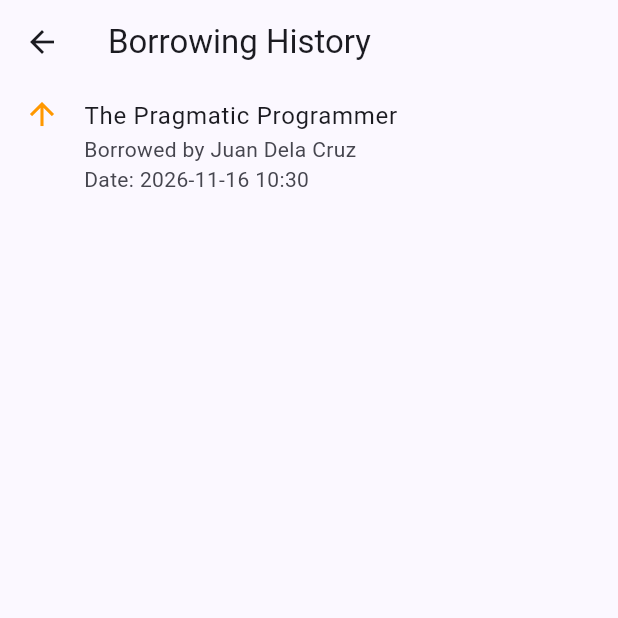
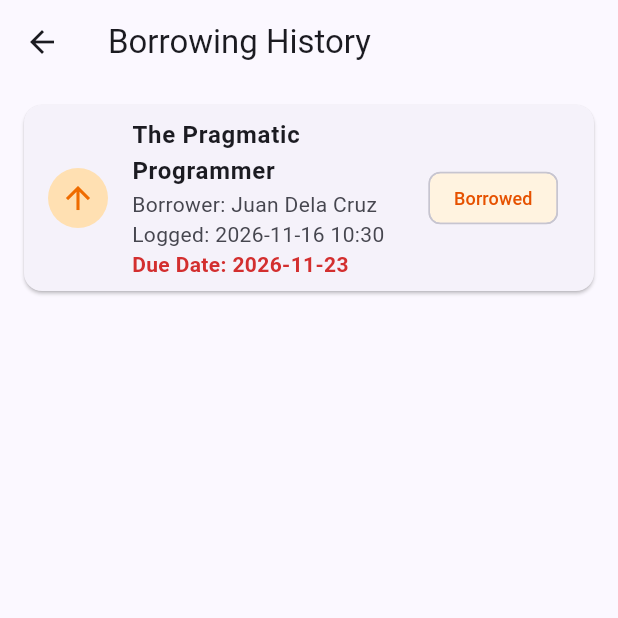
Before and after one commit to Adrian-pateres/CSIT284-Capstone-Pateres, a Flutter app: the screen it shows after launch, after a tap on the "history" icon, on a phone screen of 412 x 824 dp, the top half of it. Run offline on Flutter 3.47's test engine with Material 3 defaults, Android fonts, the phone set to English and light mode, and no system bars.

Commit message:
Enhance borrowing history screen with due date cards.Final commit for today.

```diff
--- a/capstone_pateres/lib/screens/history_screen.dart
+++ b/capstone_pateres/lib/screens/history_screen.dart
@@ -11,6 +11,10 @@ class HistoryScreen extends StatelessWidget {
         '${dt.hour.toString().padLeft(2, '0')}:${dt.minute.toString().padLeft(2, '0')}';
   }
 
+  String _formatDate(DateTime dt) {
+    return '${dt.year}-${dt.month.toString().padLeft(2, '0')}-${dt.day.toString().padLeft(2, '0')}';
+  }
+
   @override
   Widget build(BuildContext context) {
     return Scaffold(
@@ -22,20 +26,59 @@ class HistoryScreen extends StatelessWidget {
               child: Text('No borrow or return history yet.'),
             )
           : ListView.builder(
+              padding: const EdgeInsets.symmetric(vertical: 8),
               itemCount: historyList.length,
               itemBuilder: (context, index) {
                 final record = historyList[index];
                 final isBorrow = record.action == 'Borrowed';
-                return ListTile(
-                  leading: Icon(
-                    isBorrow ? Icons.arrow_upward : Icons.arrow_downward,
-                    color: isBorrow ? Colors.orange : Colors.green,
+                return Card(
+                  margin: const EdgeInsets.symmetric(horizontal: 16, vertical: 6),
+                  child: ListTile(
+                    leading: CircleAvatar(
+                      backgroundColor: isBorrow
+                          ? Colors.orange.shade100
+                          : Colors.green.shade100,
+                      child: Icon(
+                        isBorrow ? Icons.arrow_upward : Icons.arrow_downward,
+                        color: isBorrow
+                            ? Colors.orange.shade800
+                            : Colors.green.shade800,
+                      ),
+                    ),
+                    title: Text(
+                      record.bookTitle,
+                      style: const TextStyle(fontWeight: FontWeight.bold),
+                    ),
+                    subtitle: Column(
+                      crossAxisAlignment: CrossAxisAlignment.start,
+                      children: [
+                        Text('Borrower: ${record.borrowerName}'),
+                        Text('Logged: ${_formatDateTime(record.timestamp)}'),
+                        if (isBorrow && record.dueDate != null)
+                          Text(
+                            'Due Date: ${_formatDate(record.dueDate!)}',
+                            style: TextStyle(
+                              color: Colors.red.shade700,
+                              fontWeight: FontWeight.w600,
+                            ),
+                          ),
+                      ],
+                    ),
+                    trailing: Chip(
+                      label: Text(
+                        record.action,
+                        style: TextStyle(
+                          fontSize: 12,
+                          color: isBorrow
+                              ? Colors.orange.shade900
+                              : Colors.green.shade900,
+                        ),
+                      ),
+                      backgroundColor: isBorrow
+                          ? Colors.orange.shade50
+                          : Colors.green.shade50,
+                    ),
                   ),
-                  title: Text(record.bookTitle),
-                  subtitle: Text(
-                    '${record.action} by ${record.borrowerName}\nDate: ${_formatDateTime(record.timestamp)}',
-                  ),
-                  isThreeLine: true,
                 );
               },
             ),
```
